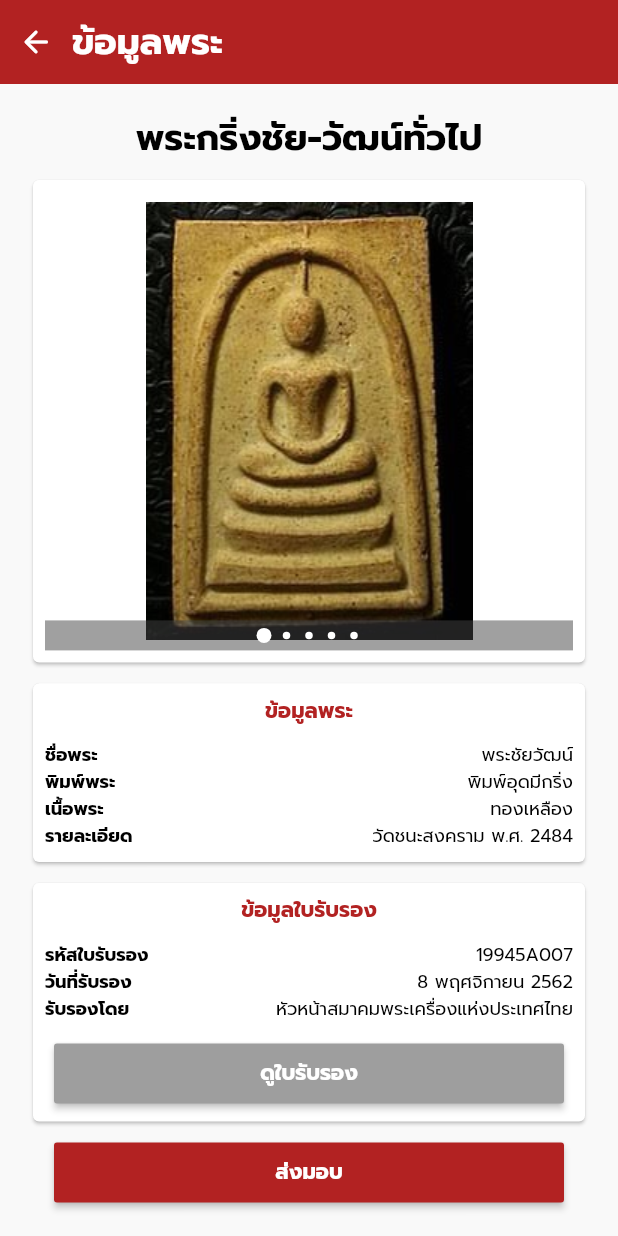
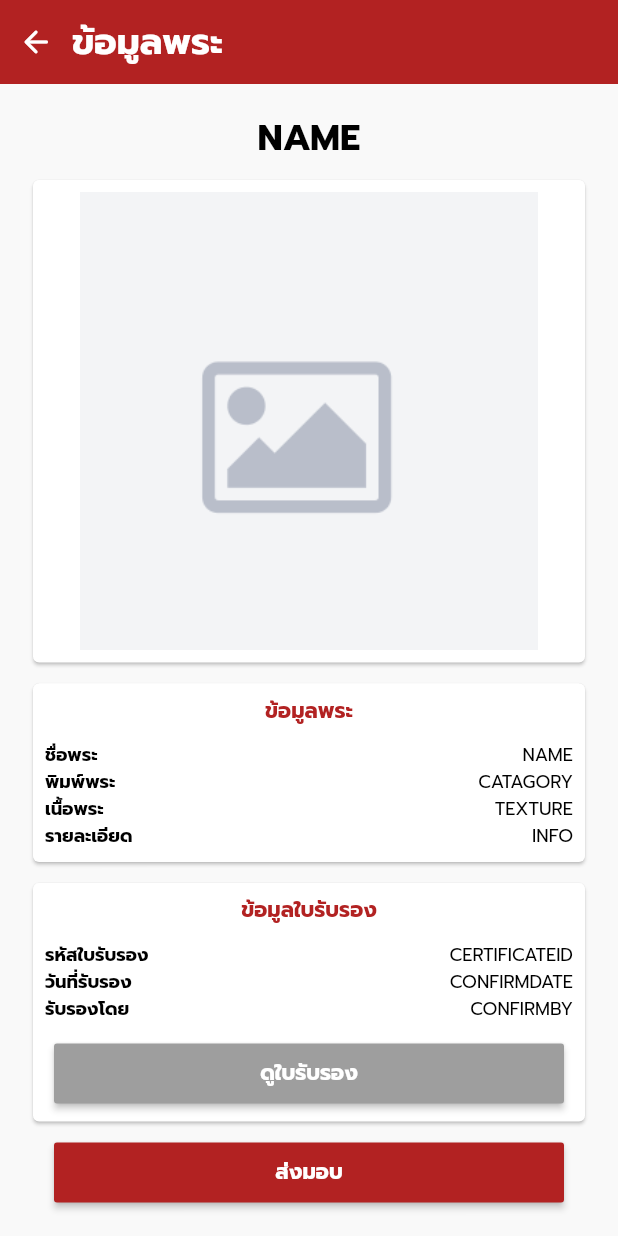
Before and after one commit to pingmpz/hongpra, a Flutter app: the MyDetailPage screen opened directly with empty values, on a phone screen of 412 x 824 dp. Run offline on Flutter 3.47's test engine with Material 2 defaults, Android fonts, the phone set to English and light mode, and no system bars; drawn by our look-alikes of carousel_pro; our stand-ins replace cloud_firestore, device_preview, firebase_auth, firebase_core, photo_view, pull_to_refresh; missing offline and left inert: flutter_barcode_scanner; accounts and stored records are empty; project files that could hold a hidden picture were left out.

Commit message:
- Detail Page

```diff
--- a/lib/detailpage.dart
+++ b/lib/detailpage.dart
@@ -21,41 +21,7 @@ class _MyDetailPageState extends State<MyDetailPage> {
   bool _isArrowRightShown = false;
   int currentIndex;
   List<String> currentPaths;
-
-  List<Data> amulet;
-
-  //------------------ Sample Variables ------------------
-  String certificatePath = "assets/images/certificate1.jpg";
-
-  List<String> amuletPaths = [
-    "assets/images/amulet1.jpg",
-    "assets/images/certificate1.jpg",
-    "assets/images/amulet1.jpg",
-    "assets/images/certificate1.jpg",
-    "assets/images/amulet1.jpg",
-  ];
-
-  String amuletName = 'พระกริ่งชัย-วัฒน์ทั่วไป';
-
-  List<String> headers = [
-    'ชื่อพระ',
-    'พิมพ์พระ',
-    'เนื้อพระ',
-    'รายละเอียด',
-    'รหัสใบรับรอง',
-    'วันที่รับรอง',
-    'รับรองโดย',
-  ];
-
-  List<String> texts = [
-    'พระชัยวัฒน์',
-    'พิมพ์อุดมีกริ่ง',
-    'ทองเหลือง',
-    'วัดชนะสงคราม พ.ศ. 2484',
-    '19945A007',
-    '8 พฤศจิกายน 2562',
-    'หัวหน้าสมาคมพระเครื่องแห่งประเทศไทย',
-  ];
+  Amulet amulet;
 
   //------------------ Custom Functions ------------------
   @override
@@ -69,9 +35,7 @@ class _MyDetailPageState extends State<MyDetailPage> {
   void getAmulet() async {
     String id = widget.id;
     final _firestoreInstance = FirebaseFirestore.instance;
-    amulet = new List<Data>();
-    // Query Amulet
-    // amulet = ...
+    amulet = new Amulet("ID", null, "CERTIFICATEID", null, "NAME", "CATAGORY", "TEXTURE", "INFO", "CONFIRMBY", "CONFIRMDATE");
 
     _firestoreInstance.collection("users").get().then((querySnapshot) {
       _firestoreInstance
@@ -82,20 +46,16 @@ class _MyDetailPageState extends State<MyDetailPage> {
           .then((querySnapshot) {
         querySnapshot.docs.forEach((result) {
           setState(() {
-            amulet.add(
-              new Data(
-                result.data()['amuletId'],
-                result.data()['image'],
-                result.data()['name'],
-                result.data()['categories'],
-                result.data()['texture'],
-                result.data()['information'],
-                result.data()['certificateImage'],
-                result.data()['certificateId'],
-                result.data()['comfirmBy'],
-                result.data()['comfirmDate'],
-              ),
-            );
+            // amulet = new Amulet(result.data()['amuletId'],
+            //     result.data()['image'],
+            //     result.data()['certificateId'],
+            //     result.data()['certificateImage'],
+            //     result.data()['name'],
+            //     result.data()['categories'],
+            //     result.data()['texture'],
+            //     result.data()['information'],
+            //     result.data()['comfirmBy'],
+            //     result.data()['comfirmDate']);
           });
         });
       });
@@ -189,13 +149,14 @@ class _MyDetailPageState extends State<MyDetailPage> {
     );
 
     Widget amuletTitleText =
-        Center(child: Text(amuletName, style: MyConfig.largeBoldText));
+        Center(child: Text(amulet.amuletName, style: MyConfig.largeBoldText));
 
     List<Widget> buildImages(List<String> paths) {
       return List<Widget>.generate(
         paths.length,
         (index) => GestureDetector(
-          child: Image(image: AssetImage(paths[index])),
+          child: Image.network(paths[index]),
+          //child: (paths[index] != null) ? Image.network(paths[index]) : Image(image: AssetImage("assets/images/notfound.png")),
           onDoubleTap: () => {enterFullScreenImage(paths, index)},
         ),
       );
@@ -208,13 +169,13 @@ class _MyDetailPageState extends State<MyDetailPage> {
         child: Card(
           child: Padding(
             padding: EdgeInsets.all(cardPadding),
-            child: Carousel(
+            child: (amulet.images != null) ? Carousel(
               dotSize: dotSize,
               dotSpacing: dotSize * 3,
               indicatorBgPadding: dotSize,
               autoplay: false,
-              images: buildImages(amuletPaths),
-            ),
+              images: buildImages(amulet.images),
+            ): Image(image: AssetImage("assets/images/notfound.png")),
           ),
         ),
       ),
@@ -298,29 +259,29 @@ class _MyDetailPageState extends State<MyDetailPage> {
               Row(
                 mainAxisAlignment: MainAxisAlignment.spaceBetween,
                 children: [
-                  Text(headers[0], style: MyConfig.smallBoldText1),
-                  Text(texts[0], style: MyConfig.smallText1),
+                  Text("ชื่อพระ", style: MyConfig.smallBoldText1),
+                  Text(amulet.amuletName, style: MyConfig.smallText1),
                 ],
               ),
               Row(
                 mainAxisAlignment: MainAxisAlignment.spaceBetween,
                 children: [
-                  Text(headers[1], style: MyConfig.smallBoldText1),
-                  Text(texts[1], style: MyConfig.smallText1),
+                  Text("พิมพ์พระ", style: MyConfig.smallBoldText1),
+                  Text(amulet.amuletCategories, style: MyConfig.smallText1),
                 ],
               ),
               Row(
                 mainAxisAlignment: MainAxisAlignment.spaceBetween,
                 children: [
-                  Text(headers[2], style: MyConfig.smallBoldText1),
-                  Text(texts[2], style: MyConfig.smallText1),
+                  Text("เนื้อพระ", style: MyConfig.smallBoldText1),
+                  Text(amulet.texture, style: MyConfig.smallText1),
                 ],
               ),
               Row(
                 mainAxisAlignment: MainAxisAlignment.spaceBetween,
                 children: [
-                  Text(headers[3], style: MyConfig.smallBoldText1),
-                  Text(texts[3], style: MyConfig.smallText1),
+                  Text("รายละเอียด", style: MyConfig.smallBoldText1),
+                  Text(amulet.info, style: MyConfig.smallText1),
                 ],
               ),
             ],
@@ -344,22 +305,22 @@ class _MyDetailPageState extends State<MyDetailPage> {
               Row(
                 mainAxisAlignment: MainAxisAlignment.spaceBetween,
                 children: [
-                  Text(headers[4], style: MyConfig.smallBoldText1),
-                  Text(texts[4], style: MyConfig.smallText1),
+                  Text("รหัสใบรับรอง", style: MyConfig.smallBoldText1),
+                  Text(amulet.certificateId, style: MyConfig.smallText1),
                 ],
               ),
               Row(
                 mainAxisAlignment: MainAxisAlignment.spaceBetween,
                 children: [
-                  Text(headers[5], style: MyConfig.smallBoldText1),
-                  Text(texts[5], style: MyConfig.smallText1),
+                  Text("วันที่รับรอง", style: MyConfig.smallBoldText1),
+                  Text(amulet.confirmDate, style: MyConfig.smallText1),
                 ],
               ),
               Row(
                 mainAxisAlignment: MainAxisAlignment.spaceBetween,
                 children: [
-                  Text(headers[6], style: MyConfig.smallBoldText1),
-                  Text(texts[6], style: MyConfig.smallText1),
+                  Text("รับรองโดย", style: MyConfig.smallBoldText1),
+                  Text(amulet.confirmBy, style: MyConfig.smallText1),
                 ],
               ),
               SizedBox(height: columnSpace),
@@ -368,10 +329,10 @@ class _MyDetailPageState extends State<MyDetailPage> {
                   minWidth: buttonWidth,
                   height: buttonHeight,
                   child: RaisedButton(
-                    color: MyConfig.greyColor,
+                    color: (amulet.certificateImage != null) ? MyConfig.greenColor : MyConfig.greyColor,
                     child: Text('ดูใบรับรอง', style: MyConfig.buttonText),
                     onPressed: () => {
-                      enterFullScreenImage([certificatePath], 0)
+                      if (amulet.certificateImage != null) enterFullScreenImage([amulet.certificateImage], 0)
                     },
                   ),
                 ),
@@ -429,7 +390,7 @@ class _MyDetailPageState extends State<MyDetailPage> {
   }
 }
 
-class Data {
+class Amulet {
   String id;
   List<String> images;
   String certificateId;
@@ -441,7 +402,7 @@ class Data {
   String confirmBy;
   String confirmDate;
 
-  Data(
+  Amulet(
       this.id,
       this.images,
       this.certificateId,
--- a/lib/mainpage.dart
+++ b/lib/mainpage.dart
@@ -16,7 +16,7 @@ class MyMainPage extends StatefulWidget {
 }
 
 class _MyMainPageState extends State<MyMainPage> {
-  int selectedPage = 2;
+  int selectedPage = 0;
 
   final searchController = new TextEditingController();
   RefreshController refreshAmuletListController =
```
